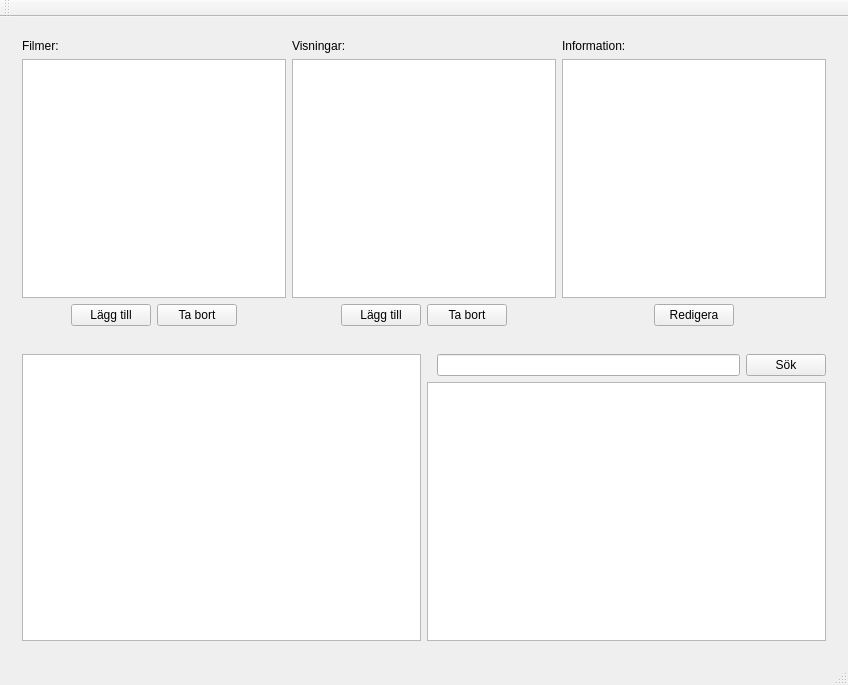
Qt form Mainwindow/mainwindow.ui (Drakenhielm/Biobokningssystem) before a commit.
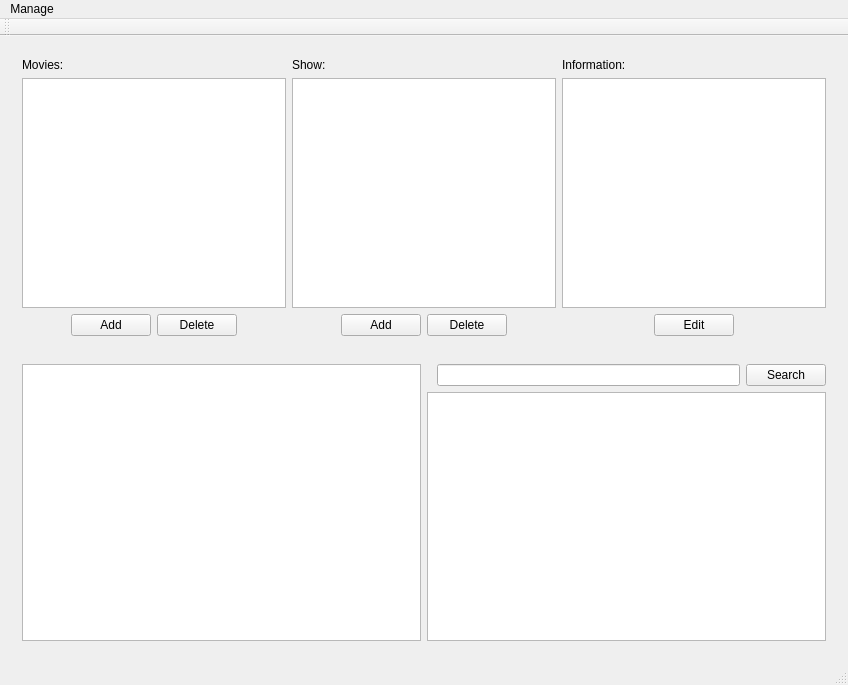
The same form after that commit.

Commit message: Lagt till menyer

```diff
--- a/Mainwindow/mainwindow.ui
+++ b/Mainwindow/mainwindow.ui
@@ -36,7 +36,7 @@
           <item>
            <widget class="QLabel" name="label">
             <property name="text">
-             <string>Filmer:</string>
+             <string>Movies:</string>
             </property>
            </widget>
           </item>
@@ -61,14 +61,14 @@
             <item>
              <widget class="QPushButton" name="pushButton_2">
               <property name="text">
-               <string>Lägg till</string>
+               <string>Add</string>
               </property>
              </widget>
             </item>
             <item>
              <widget class="QPushButton" name="pushButton">
               <property name="text">
-               <string>Ta bort</string>
+               <string>Delete</string>
               </property>
              </widget>
             </item>
@@ -108,7 +108,7 @@
           <item>
            <widget class="QLabel" name="label_2">
             <property name="text">
-             <string>Visningar:</string>
+             <string>Show:</string>
             </property>
            </widget>
           </item>
@@ -133,14 +133,14 @@
             <item>
              <widget class="QPushButton" name="pushButton_4">
               <property name="text">
-               <string>Lägg till</string>
+               <string>Add</string>
               </property>
              </widget>
             </item>
             <item>
              <widget class="QPushButton" name="pushButton_3">
               <property name="text">
-               <string>Ta bort</string>
+               <string>Delete</string>
               </property>
              </widget>
             </item>
@@ -185,7 +185,15 @@
            </widget>
           </item>
           <item>
-           <widget class="QTextBrowser" name="textBrowser"/>
+           <widget class="QTextBrowser" name="textBrowser">
+            <property name="html">
+             <string>&lt;!DOCTYPE HTML PUBLIC &quot;-//W3C//DTD HTML 4.0//EN&quot; &quot;http://www.w3.org/TR/REC-html40/strict.dtd&quot;&gt;
+&lt;html&gt;&lt;head&gt;&lt;meta name=&quot;qrichtext&quot; content=&quot;1&quot; /&gt;&lt;style type=&quot;text/css&quot;&gt;
+p, li { white-space: pre-wrap; }
+&lt;/style&gt;&lt;/head&gt;&lt;body style=&quot; font-family:'.Helvetica Neue DeskInterface'; font-size:13pt; font-weight:400; font-style:normal;&quot;&gt;
+&lt;p style=&quot;-qt-paragraph-type:empty; margin-top:0px; margin-bottom:0px; margin-left:0px; margin-right:0px; -qt-block-indent:0; text-indent:0px;&quot;&gt;&lt;br /&gt;&lt;/p&gt;&lt;/body&gt;&lt;/html&gt;</string>
+            </property>
+           </widget>
           </item>
           <item>
            <layout class="QHBoxLayout" name="horizontalLayout_7">
@@ -205,7 +213,7 @@
             <item>
              <widget class="QPushButton" name="pushButton_5">
               <property name="text">
-               <string>Redigera</string>
+               <string>Edit</string>
               </property>
              </widget>
             </item>
@@ -262,7 +270,7 @@
             <item>
              <widget class="QPushButton" name="pushButton_6">
               <property name="text">
-               <string>Sök</string>
+               <string>Search</string>
               </property>
              </widget>
             </item>
@@ -288,6 +296,27 @@
      <height>22</height>
     </rect>
    </property>
+   <widget class="QMenu" name="menuAdd_movie">
+    <property name="title">
+     <string>Manage</string>
+    </property>
+    <addaction name="actionAdd_movie"/>
+    <addaction name="actionAdd_show"/>
+    <addaction name="actionAdd_hall"/>
+    <addaction name="separator"/>
+    <addaction name="actionBook"/>
+    <addaction name="actionDelete_booking"/>
+    <addaction name="separator"/>
+    <addaction name="actionDelete_movie"/>
+    <addaction name="actionDelete_show"/>
+    <addaction name="actionDelete_hall"/>
+    <addaction name="separator"/>
+    <addaction name="actionEdit_text"/>
+    <addaction name="separator"/>
+    <addaction name="actionQuit"/>
+    <addaction name="separator"/>
+   </widget>
+   <addaction name="menuAdd_movie"/>
   </widget>
   <widget class="QToolBar" name="mainToolBar">
    <attribute name="toolBarArea">
```
Left out of the diff: 53 changed lines with no effect on the pictures. The commit also changes 3 other files.
